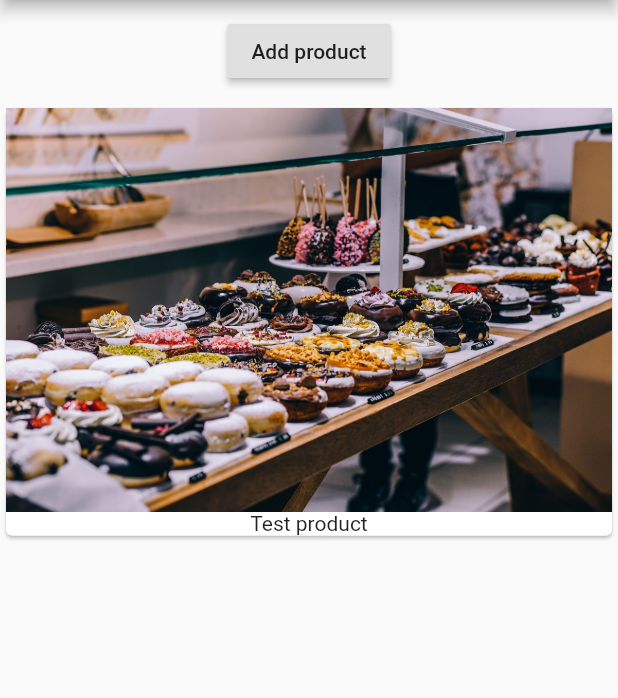
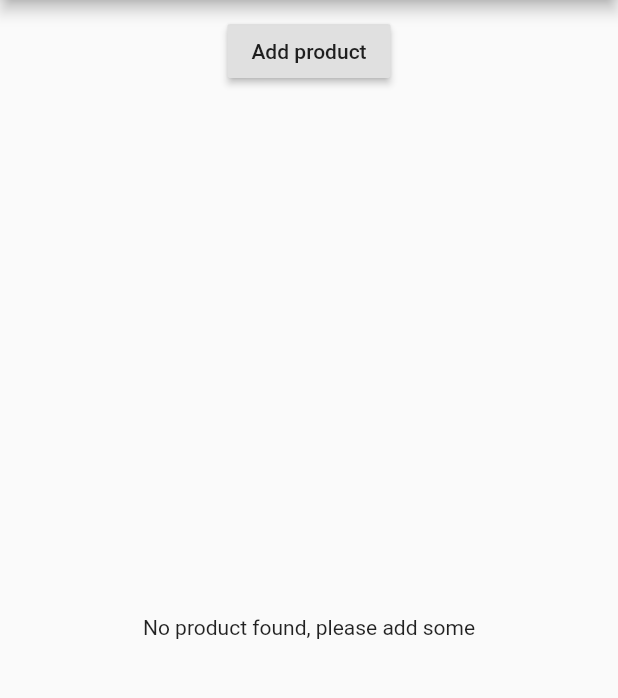
Before and after one commit to GusNitrous/flutter-realworld-app, a Flutter app: the screen it shows after launch, on a phone screen of 412 x 824 dp, the part 84-782 px from its top. Run offline on Flutter 3.47's test engine with Material 2 defaults, Android fonts, the phone set to English and light mode, and no system bars.

Commit message:
Render product list conditionally

```diff
--- a/lib/main.dart
+++ b/lib/main.dart
@@ -15,7 +15,7 @@ class RealWorldApp extends StatelessWidget {
         appBar: AppBar(
           title: Text('RealWorldApp'),
         ),
-        body: ProductManager('Test product'),
+        body: ProductManager(),
       ),
     );
   }
--- a/lib/product_manager.dart
+++ b/lib/product_manager.dart
@@ -5,7 +5,7 @@ import './products_control.dart';
 class ProductManager extends StatefulWidget {
   final String startingProduct;
 
-  ProductManager(this.startingProduct);
+  ProductManager([this.startingProduct]);
 
   @override
   State<StatefulWidget> createState() {
@@ -19,7 +19,9 @@ class _ProductManager extends State<ProductManager> {
   @override
   void initState() {
     super.initState();
-    _products.add(widget.startingProduct);
+    if (widget.startingProduct != null) {
+      _products.add(widget.startingProduct);
+    }
   }
 
   @override
@@ -41,7 +43,7 @@ class _ProductManager extends State<ProductManager> {
         margin: EdgeInsets.all(10.0),
         child: ProductsControl(_addProduct),
       ),
-      Expanded(child: Products(products: _products, mainTitle: 'FLUTTER')),
+      Expanded(child: Products(_products)),
     ]);
   }
 }
--- a/lib/products.dart
+++ b/lib/products.dart
@@ -1,12 +1,11 @@
 import 'package:flutter/material.dart';
 
 class Products extends StatelessWidget {
-  final List<String> products;
+  List<String> products;
 
-  Products({this.products, String mainTitle}) {
-    print('--- Main title --- => $mainTitle');
-  }
+  Products(this.products);
 
+  // Build product item.
   Widget _buildProductItem(BuildContext context, int index) {
     return Card(
       child: Column(
@@ -18,11 +17,23 @@ class Products extends StatelessWidget {
     );
   }
 
+  // Build product list.
+  Widget _buildProductList() {
+    Widget productCard =
+        Center(child: Text('No product found, please add some'));
+
+    if (products.length > 0) {
+      productCard = ListView.builder(
+        itemBuilder: _buildProductItem,
+        itemCount: products.length,
+      );
+    }
+
+    return productCard;
+  }
+
   @override
   Widget build(BuildContext context) {
-    return ListView.builder(
-      itemBuilder: _buildProductItem,
-      itemCount: products.length,
-    );
+    return _buildProductList();
   }
 }
```
